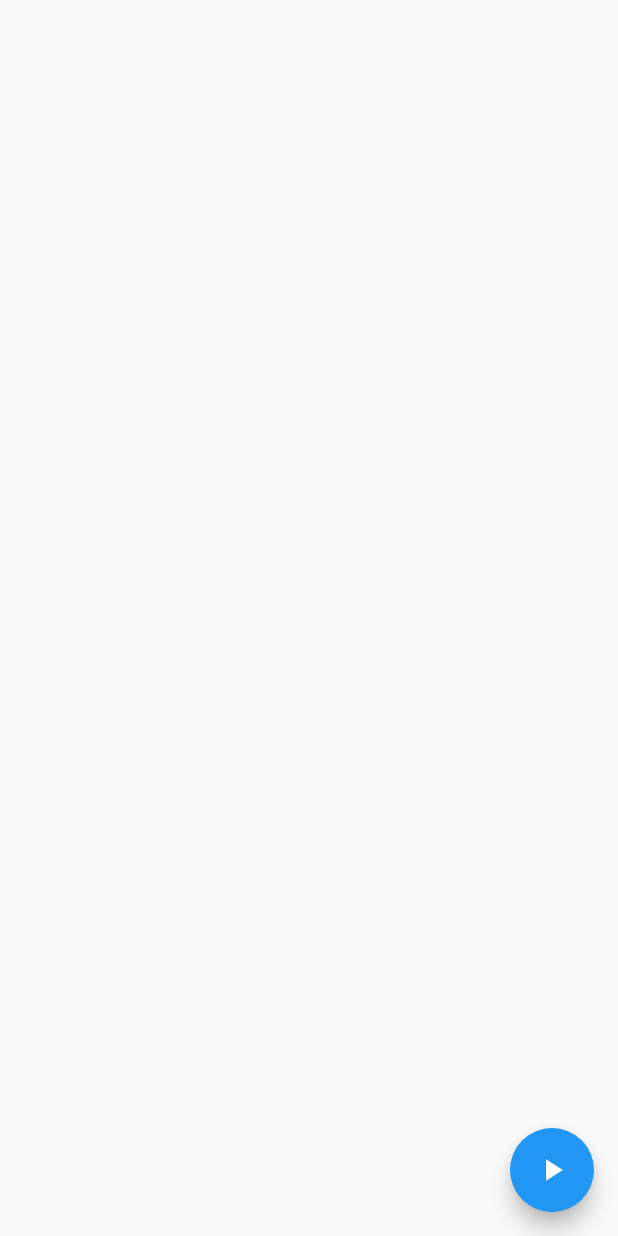
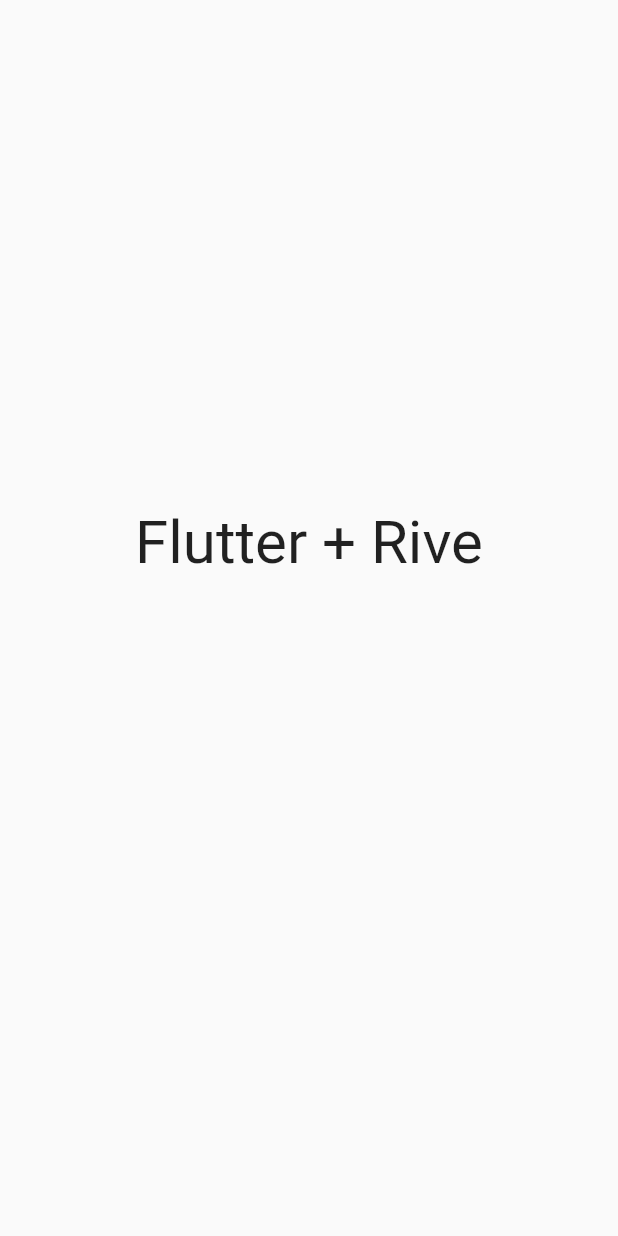
Before and after one commit to osvaldinei/rive_test, a Flutter app: the screen it shows after launch, on a phone screen of 412 x 824 dp. Run offline on Flutter 3.47's test engine with Material 2 defaults, Android fonts, the phone set to English and light mode, and no system bars; our stand-ins replace rive; statements that could not run were skipped.

```diff
--- a/flare_test/lib/main.dart
+++ b/flare_test/lib/main.dart
@@ -13,19 +13,19 @@ class _MyAppState extends State<MyApp> with SingleTickerProviderStateMixin {
   @override
   Widget build(BuildContext context) {
     return const MaterialApp(
-      home: Home(),
+      home: Splash(),
       debugShowCheckedModeBanner: false,
     );
   }
 }
 
-class Home extends StatefulWidget {
-  const Home({Key key}) : super(key: key);
+class Splash extends StatefulWidget {
+  const Splash({Key key}) : super(key: key);
   @override
-  _HomeState createState() => _HomeState();
+  _SplashState createState() => _SplashState();
 }
 
-class _HomeState extends State<Home> {
+class _SplashState extends State<Splash> {
   void _togglePlay() {
     setState(() => _controller.isActive = !_controller.isActive);
   }
@@ -51,21 +51,17 @@ class _HomeState extends State<Home> {
         }
       },
     );
+
+    Future.delayed(Duration(seconds: 4)).then((_) {
+      Navigator.of(context)
+          .pushReplacement(MaterialPageRoute(builder: (context) => Home()));
+    });
   }
 
   @override
   Widget build(BuildContext context) {
     return Scaffold(
       body: Center(
-          child: GestureDetector(
-        onTap: () {
-          setState(() {
-            if (_anim == "spin1")
-              _anim = "spin2";
-            else
-              _anim = "spin2";
-          });
-        },
         child: Container(
           width: 200,
           height: 200,
@@ -73,14 +69,76 @@ class _HomeState extends State<Home> {
               ? const SizedBox()
               : Rive(artboard: _riveArtboard),
         ),
-      )),
-      floatingActionButton: FloatingActionButton(
-        onPressed: _togglePlay,
-        tooltip: isPlaying ? 'Pause' : 'Play',
-        child: Icon(
-          isPlaying ? Icons.pause : Icons.play_arrow,
-        ),
+      ),
+      // floatingActionButton: FloatingActionButton(
+      //   onPressed: _togglePlay,
+      //   tooltip: isPlaying ? 'Pause' : 'Play',
+      //   child: Icon(
+      //     isPlaying ? Icons.pause : Icons.play_arrow,
+      //   ),
+      // ),
+    );
+  }
+}
+
+
+// #################################################################################
+
+class Home extends StatefulWidget {
+  const Home({Key key}) : super(key: key);
+
+  @override
+  _HomeState createState() => _HomeState();
+}
+
+class _HomeState extends State<Home> {
+  final riveFileName = 'assets/animheart.riv';
+  Artboard _artboard;
+
+  @override
+  void initState() {
+    _loadRiveFile();
+    super.initState();
+  }
+
+  @override
+  Widget build(BuildContext context) {
+    return Scaffold(
+      body: Column(
+        mainAxisAlignment: MainAxisAlignment.center,
+        crossAxisAlignment: CrossAxisAlignment.stretch,
+        children: <Widget>[
+          Text(
+            "Flutter + Rive",
+            style: TextStyle(fontSize: 40),
+            textAlign: TextAlign.center,
+          ),
+          Container(
+            width: 100,
+            height: 100,
+            child: _artboard != null
+                ? Rive(
+                    artboard: _artboard,
+                    fit: BoxFit.contain,
+                  )
+                : Container(),
+          )
+        ],
       ),
     );
   }
+
+  // loads a Rive file
+  void _loadRiveFile() async {
+    final bytes = await rootBundle.load(riveFileName);
+    final file = RiveFile();
+
+    if (file.import(bytes)) {
+      // Select an animation by its name
+      setState(() => _artboard = file.mainArtboard
+        ..addController(
+          SimpleAnimation('pulse'),
+        ));
+    }
+  }
 }
```
